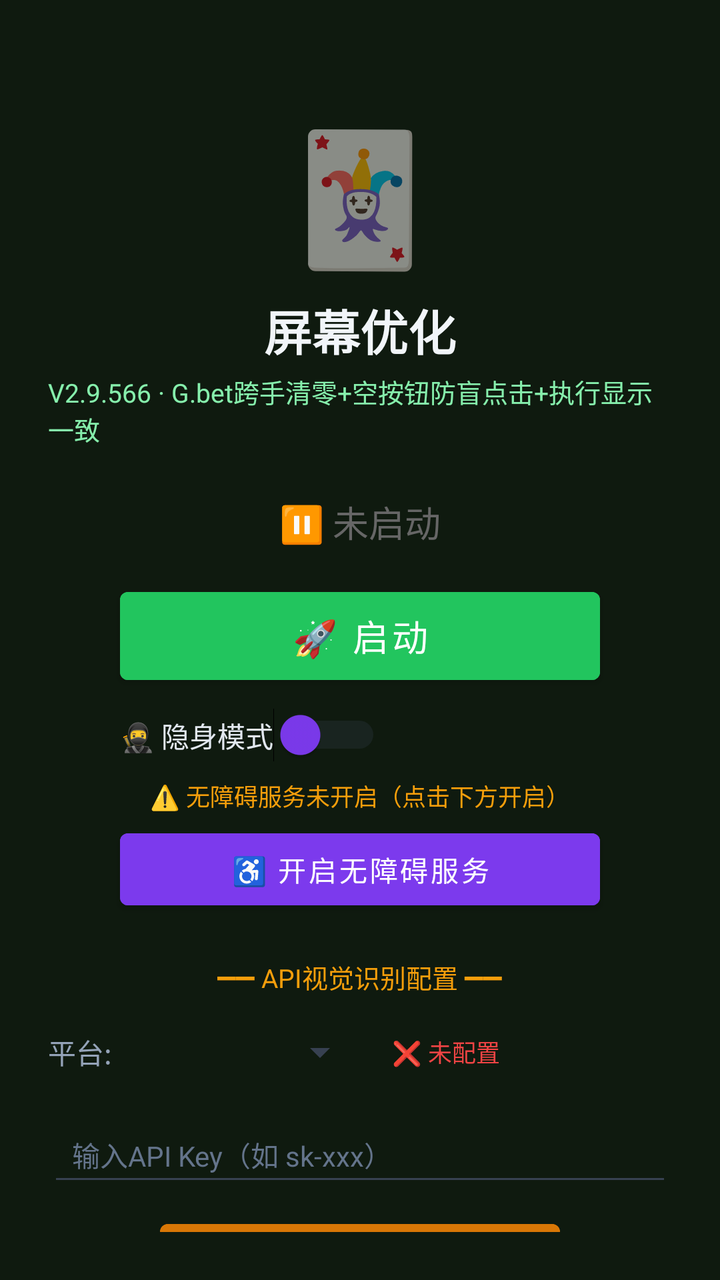
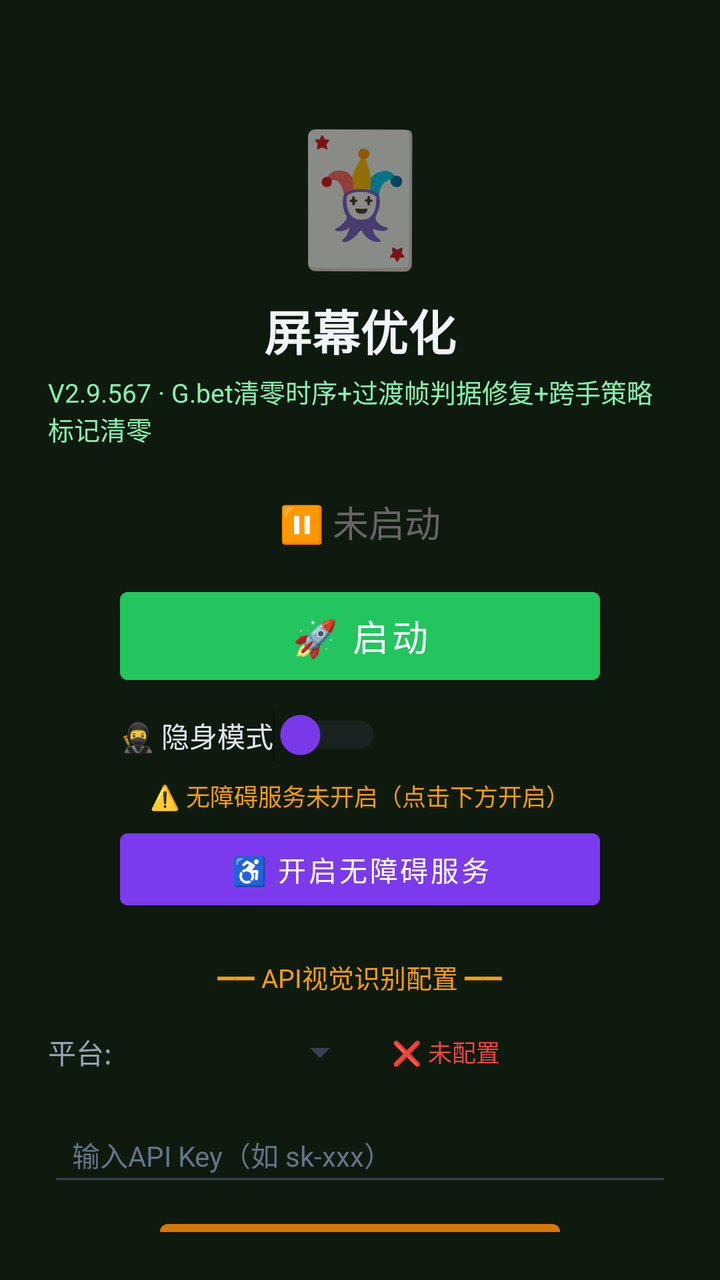

Screens rendered from an Android XML layout before and after an edit, with the pre-edit source and the edit as a unified diff.
<!-- AndroidManifest.xml: activity theme Theme.MjScreenshot -->
<!-- res/layout/activity_main.xml -->
<?xml version="1.0" encoding="utf-8"?>
<LinearLayout xmlns:android="http://schemas.android.com/apk/res/android"
    android:layout_width="match_parent"
    android:layout_height="match_parent"
    android:orientation="vertical"
    android:background="#0f1a0f"
    android:padding="24dp"
    android:gravity="center_horizontal">

    <TextView
        android:layout_width="wrap_content"
        android:layout_height="wrap_content"
        android:text="🃏"
        android:textSize="64sp"
        android:layout_marginTop="30dp" />

    <TextView
        android:layout_width="wrap_content"
        android:layout_height="wrap_content"
        android:text="屏幕优化"
        android:textSize="24sp"
        android:textColor="#f1f5f9"
        android:textStyle="bold"
        android:layout_marginTop="8dp" />

    <TextView
        android:layout_width="wrap_content"
        android:layout_height="wrap_content"
        android:text="V2.9.566 · G.bet跨手清零+空按钮防盲点击+执行显示一致"
        android:textSize="13sp"
        android:textColor="#86efac"
        android:layout_marginTop="4dp" />

    <TextView
        android:id="@+id/tvStatus"
        android:layout_width="wrap_content"
        android:layout_height="wrap_content"
        android:text="⏸ 未启动"
        android:textSize="18sp"
        android:textColor="#666666"
        android:layout_marginTop="24dp" />

    <Button
        android:id="@+id/btnStart"
        android:layout_width="240dp"
        android:layout_height="56dp"
        android:text="🚀 启动"
        android:textSize="18sp"
        android:textColor="#ffffff"
        android:backgroundTint="#22c55e"
        android:layout_marginTop="16dp" />

    <Button
        android:id="@+id/btnHelper"
        android:layout_width="240dp"
        android:layout_height="56dp"
        android:text="🃏 打开智囊"
        android:textSize="16sp"
        android:textColor="#ffffff"
        android:backgroundTint="#16a34a"
        android:layout_marginTop="12dp"
        android:visibility="gone" />

    
    <LinearLayout
        android:layout_width="240dp"
        android:layout_height="wrap_content"
        android:orientation="horizontal"
        android:gravity="center_vertical"
        android:layout_marginTop="8dp">

        <Switch
            android:id="@+id/switchStealth"
            android:layout_width="wrap_content"
            android:layout_height="wrap_content"
            android:text="🥷 隐身模式"
            android:textColor="#e2e8f0"
            android:textSize="14sp"
            android:thumbTint="#7c3aed"
            android:trackTint="#374151" />
    </LinearLayout>

    <TextView
        android:id="@+id/tvAccessibilityStatus"
        android:layout_width="wrap_content"
        android:layout_height="wrap_content"
        android:text="⚠️ 无障碍服务未开启（点击下方开启）"
        android:textSize="12sp"
        android:textColor="#f59e0b"
        android:layout_marginTop="8dp"
        android:gravity="center" />

    <Button
        android:id="@+id/btnAccessibility"
        android:layout_width="240dp"
        android:layout_height="48dp"
        android:text="♿ 开启无障碍服务"
        android:textSize="14sp"
        android:textColor="#ffffff"
        android:backgroundTint="#7c3aed"
        android:layout_marginTop="4dp" />

    <TextView
        android:layout_width="wrap_content"
        android:layout_height="wrap_content"
        android:text="━━ API视觉识别配置 ━━"
        android:textSize="13sp"
        android:textColor="#f59e0b"
        android:layout_marginTop="20dp" />

    <LinearLayout
        android:layout_width="match_parent"
        android:layout_height="wrap_content"
        android:orientation="horizontal"
        android:layout_marginTop="8dp"
        android:gravity="center_vertical">

        <TextView
            android:layout_width="wrap_content"
            android:layout_height="wrap_content"
            android:text="平台:"
            android:textSize="14sp"
            android:textColor="#94a3b8" />

        <Spinner
            android:id="@+id/spinnerProvider"
            android:layout_width="120dp"
            android:layout_height="40dp"
            android:layout_marginStart="8dp"
            android:backgroundTint="#374151" />

        <TextView
            android:id="@+id/tvApiStatus"
            android:layout_width="wrap_content"
            android:layout_height="wrap_content"
            android:text="❌ 未配置"
            android:textSize="12sp"
            android:textColor="#ef4444"
            android:layout_marginStart="12dp" />
    </LinearLayout>

    <EditText
        android:id="@+id/etApiKey"
        android:layout_width="match_parent"
        android:layout_height="44dp"
        android:hint="输入API Key（如 sk-xxx）"
        android:textSize="14sp"
        android:textColor="#e2e8f0"
        android:textColorHint="#64748b"
        android:backgroundTint="#374151"
        android:inputType="textPassword"
        android:layout_marginTop="8dp"
        android:paddingStart="12dp"
        android:paddingEnd="12dp" />

    <Button
        android:id="@+id/btnSaveApi"
        android:layout_width="200dp"
        android:layout_height="44dp"
        android:text="💾 保存API配置"
        android:textSize="14sp"
        android:textColor="#ffffff"
        android:backgroundTint="#d97706"
        android:layout_marginTop="8dp" />

    <TextView
        android:id="@+id/tvHint"
        android:layout_width="wrap_content"
        android:layout_height="wrap_content"
        android:text="先点上方按钮启动截屏"
        android:textSize="13sp"
        android:textColor="#666666"
        android:layout_marginTop="12dp"
        android:gravity="center" />

    <TextView
        android:layout_width="wrap_content"
        android:layout_height="wrap_content"
        android:text="使用步骤：\n1. 配置API Key（支持OpenAI/通义千问VL/硅基流动）\n2. 点「开启无障碍服务」→ 开启\n3. 开启「🥷隐身模式」(反检测)\n4. 点「启动」→ 允许悬浮窗\n5. 打牌时点屏幕上的🎯悬浮球即可截屏识别\n★ 拖动悬浮球可移到不挡牌的位置 ★\n★ 长按悬浮球可展开/收起详细面板 ★\n★ 悬浮球边框颜色=建议：绿=加注 橙=跟注 红=弃牌 ★"
        android:textSize="12sp"
        android:textColor="#64748b"
        android:layout_marginTop="12dp"
        android:lineSpacingExtra="3dp" />

</LinearLayout>
<!-- resources referenced by this layout -->
<resources>
  <style name="Theme.MjScreenshot" parent="Theme.MaterialComponents.DayNight.DarkActionBar">
          <item name="colorPrimary">#1e40af</item>
          <item name="colorPrimaryVariant">#1e3a8a</item>
          <item name="colorOnPrimary">#ffffff</item>
          <item name="android:statusBarColor">#0f172a</item>
      </style>
</resources>

<!-- the commit's change to res/layout/activity_main.xml (unified diff, before → after) -->
@@ -26,7 +26,7 @@
     <TextView
         android:layout_width="wrap_content"
         android:layout_height="wrap_content"
-        android:text="V2.9.566 · G.bet跨手清零+空按钮防盲点击+执行显示一致"
+        android:text="V2.9.567 · G.bet清零时序+过渡帧判据修复+跨手策略标记清零"
         android:textSize="13sp"
         android:textColor="#86efac"
         android:layout_marginTop="4dp" />
